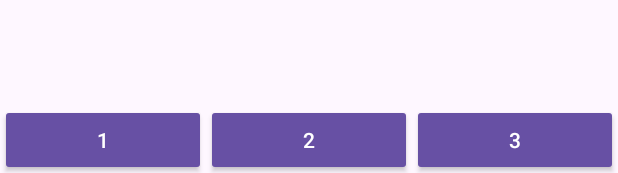
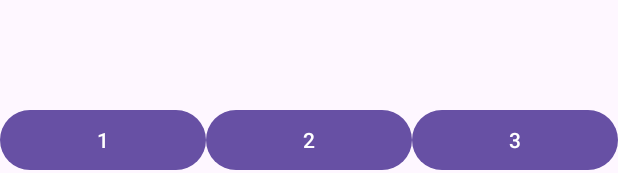
Before and after one commit to aleskeypankratov/ThreeNumberLetterApplication, an Android app: the layout fragment_main.xml on its own in the app's theme, with its tools: preview values and no code run, on a phone screen of 412 x 824 dp. Shown: the part 1060-1233 px from the top of the screen. Run offline under Robolectric (Android 15) with nearby library versions, the phone set to English and light mode, and no system bars.

Commit message:
refactor: some changes

```diff
--- a/app/src/main/java/com/example/threefragmentsapplication/MainActivity.kt
+++ b/app/src/main/java/com/example/threefragmentsapplication/MainActivity.kt
@@ -1,13 +1,14 @@
 package com.example.threefragmentsapplication
 
+import android.os.Bundle
 import androidx.appcompat.app.AppCompatActivity
-import android.os.Bundle
 
 class MainActivity : AppCompatActivity() {
 
     override fun onCreate(savedInstanceState: Bundle?) {
         super.onCreate(savedInstanceState)
         setContentView(R.layout.activity_main)
-        supportFragmentManager.beginTransaction().replace(R.id.fragmentMain, MainFragment()).commit()
+        supportFragmentManager.beginTransaction().replace(R.id.fragmentMain, MainFragment())
+            .commit()
     }
 }
--- a/app/src/main/res/layout/fragment_main.xml
+++ b/app/src/main/res/layout/fragment_main.xml
@@ -14,7 +14,6 @@
 
         <Button
             android:id="@+id/button1"
-            style="@style/Widget.AppCompat.Button"
             android:layout_width="wrap_content"
             android:layout_height="wrap_content"
             android:layout_weight="1"
@@ -22,7 +21,6 @@
 
         <Button
             android:id="@+id/button2"
-            style="@style/Widget.AppCompat.Button"
             android:layout_width="wrap_content"
             android:layout_height="wrap_content"
             android:layout_weight="1"
@@ -30,7 +28,6 @@
 
         <Button
             android:id="@+id/button3"
-            style="@style/Widget.AppCompat.Button"
             android:layout_width="wrap_content"
             android:layout_height="wrap_content"
             android:layout_weight="1"
```
Also changed, not shown: app/src/main/java/com/example/threefragmentsapplication/FirstFragment.kt (+6 -6 lines), app/src/main/java/com/example/threefragmentsapplication/MainFragment.kt (+9 -8 lines), app/src/main/java/com/example/threefragmentsapplication/SecondFragment.kt (+7 -8 lines), app/src/main/java/com/example/threefragmentsapplication/ThirdFragment.kt (+6 -8 lines).
